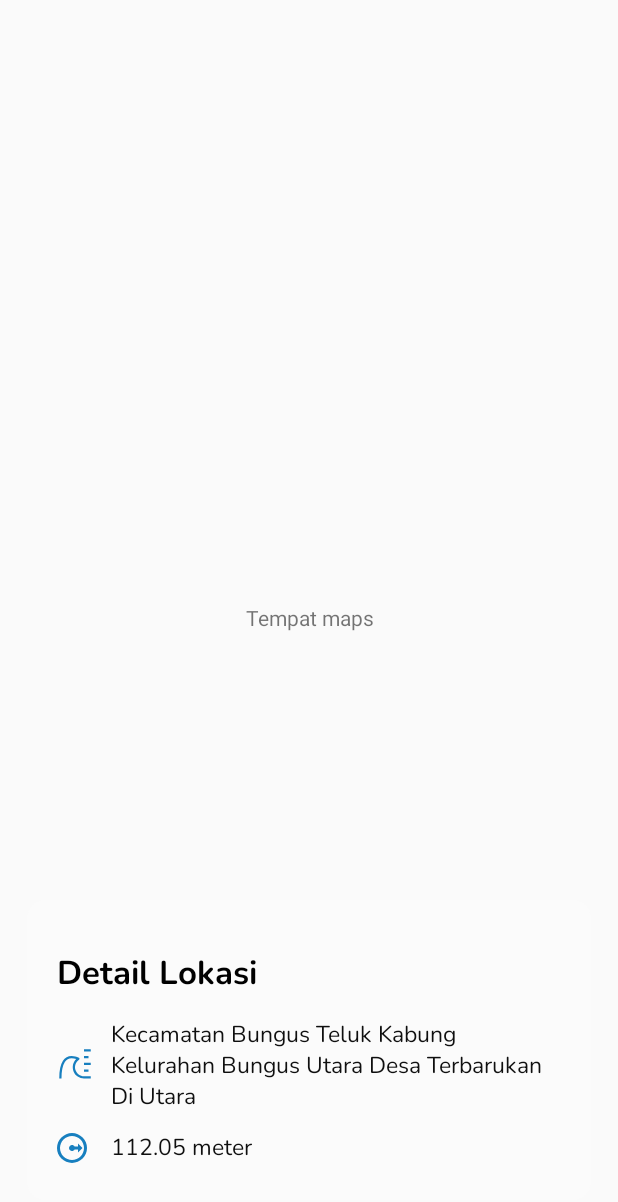
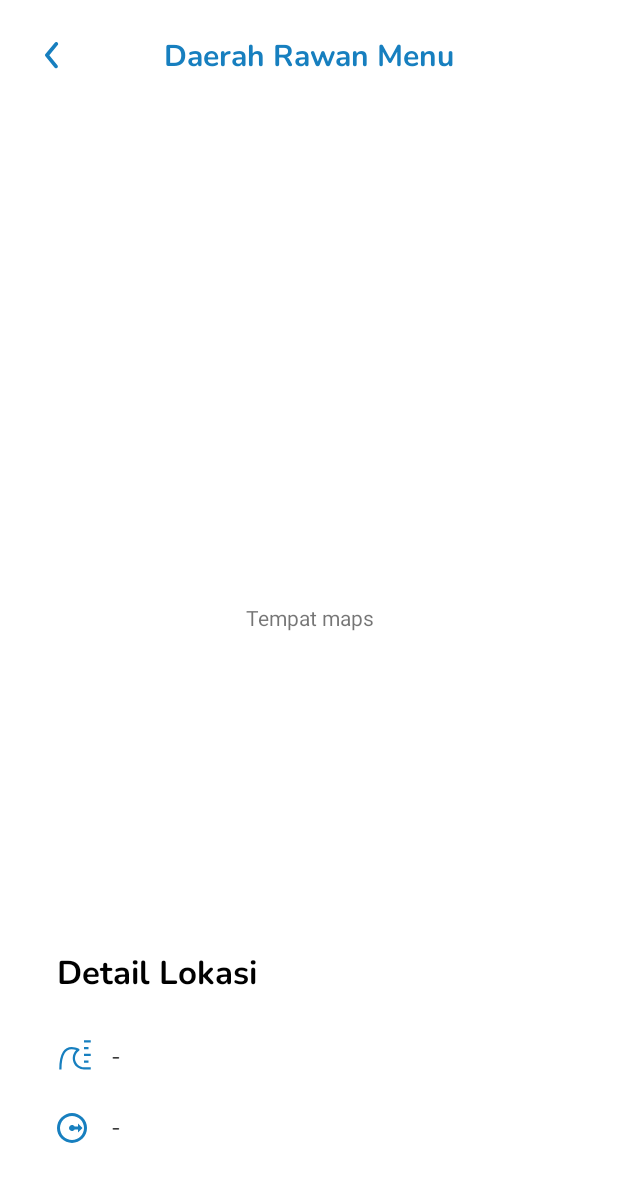
Before and after one commit to fadilHidayatul/RawanBanjirApp, an Android app: the layout activity_detail_daerah.xml on its own in the app's theme, with its tools: preview values and no code run, on a phone screen of 412 x 824 dp. Shown: the top 1202 px of the screen. Run offline under Robolectric (Android 15) with nearby library versions, the phone set to English and light mode, and no system bars.

Commit message:
Add Loading Daerah

```diff
--- a/app/src/main/res/layout/activity_detail_daerah.xml
+++ b/app/src/main/res/layout/activity_detail_daerah.xml
@@ -4,15 +4,46 @@
     xmlns:tools="http://schemas.android.com/tools"
     android:layout_width="match_parent"
     android:layout_height="match_parent"
+    android:background="@color/white"
     tools:context=".Daerah.DetailDaerahActivity">
+    <RelativeLayout
+        android:translationZ="1dp"
+        android:layout_marginTop="9dp"
+        android:layout_marginHorizontal="12dp"
+        android:layout_width="match_parent"
+        android:layout_height="?actionBarSize">
+        <ImageView
+            android:id="@+id/back_about"
+            android:src="@drawable/ic_back"
+            android:layout_marginHorizontal="18dp"
+            android:layout_width="9dp"
+            android:onClick="backDetailDaerah"
+            android:layout_centerVertical="true"
+            android:layout_height="match_parent"/>
+        <TextView
+            android:text="Daerah Rawan Menu"
+            android:gravity="center_vertical"
+            android:fontFamily="@font/nunito_bold"
+            android:textColor="@color/blue"
+            android:textSize="20sp"
+            android:layout_centerVertical="true"
+            android:textAlignment="center"
+            android:layout_width="match_parent"
+            android:layout_height="match_parent"
+            tools:ignore="RtlCompat" />
+    </RelativeLayout>
 
+    <RelativeLayout
+        android:id="@+id/layout_isi"
+        android:visibility="visible"
+        android:layout_width="match_parent"
+        android:layout_height="match_parent">
         <TextView
             android:id="@+id/testText"
             android:text="Tempat maps"
             android:gravity="center"
             android:layout_width="match_parent"
             android:layout_height="match_parent"/>
-
         <androidx.cardview.widget.CardView
             android:layout_alignParentBottom="true"
             android:layout_marginHorizontal="18dp"
@@ -22,7 +53,6 @@
             android:alpha="0.2"
             android:layout_width="match_parent"
             android:layout_height="200dp" />
-
         <LinearLayout
             android:weightSum="5"
             android:layout_alignParentBottom="true"
@@ -58,7 +88,7 @@
                     android:layout_toRightOf="@id/img1"
                     android:layout_centerVertical="true"
                     android:fontFamily="@font/nunito"
-                android:text="Kecamatan Bungus Teluk Kabung Kelurahan Bungus Utara Desa Terbarukan Di Utara"
+                    android:text="-"
                     android:textSize="15sp"
                     android:textColor="@color/black1"
                     android:layout_width="match_parent"
@@ -81,7 +111,7 @@
                     android:layout_toRightOf="@id/img2"
                     android:layout_centerVertical="true"
                     android:fontFamily="@font/nunito"
-                android:text="112.05 meter"
+                    android:text="-"
                     android:textSize="15sp"
                     android:textColor="@color/black1"
                     android:layout_width="match_parent"
@@ -89,5 +119,13 @@
             </RelativeLayout>
 
         </LinearLayout>
+    </RelativeLayout>
+
+    <pl.droidsonroids.gif.GifImageView
+        android:id="@+id/loading"
+        android:visibility="gone"
+        android:src="@drawable/lottie_loading"
+        android:layout_width="match_parent"
+        android:layout_height="match_parent"/>
 
 </RelativeLayout>
```
Also changed, not shown: app/src/main/java/com/example/rawanbanjirapp/Daerah/DetailDaerahActivity.kt (+16 -1 lines), app/src/main/java/com/example/rawanbanjirapp/Daerah/KecamatanActivity.kt (+18 -0 lines), app/src/main/java/com/example/rawanbanjirapp/Daerah/KelurahanActivity.kt (+18 -0 lines), app/src/main/res/layout/activity_kecamatan.xml (+19 -4 lines), app/src/main/res/layout/activity_kelurahan.xml (+18 -2 lines), app/src/main/res/drawable/lottie_loading.gif (added). Lines whose indentation alone changed are shown as unchanged.
